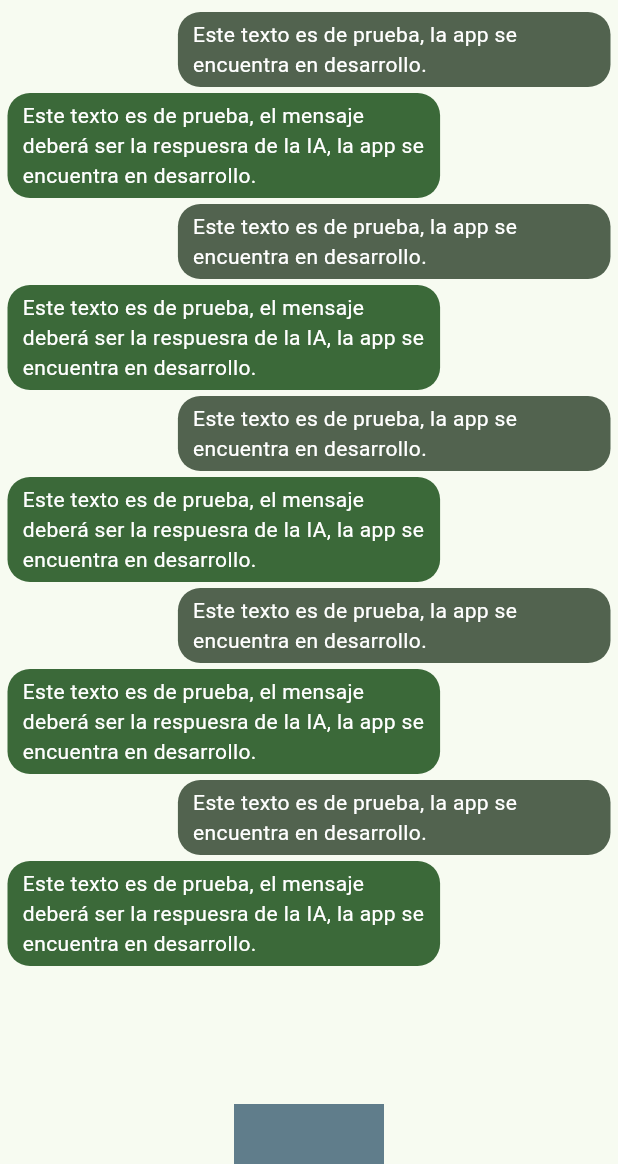
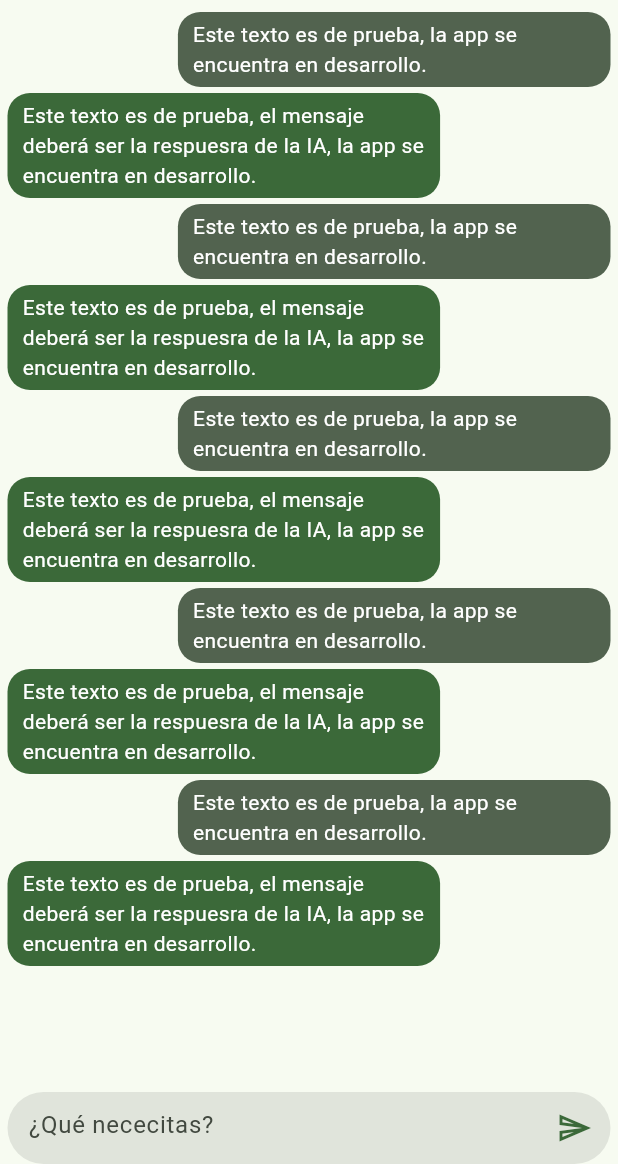
Before and after one commit to JulianBol/chatApp, a Flutter app: the screen it shows after launch, on a phone screen of 412 x 824 dp, the part 72-1236 px from its top. Run offline on Flutter 3.47's test engine with Material 3 defaults, Android fonts, the light colour scheme and no system bars; network calls fail.

Commit message:
Ready message input design

```diff
--- a/lib/screens/chat_screen.dart
+++ b/lib/screens/chat_screen.dart
@@ -1,3 +1,4 @@
+import 'package:chat_app_v1/widgets/input_message.dart';
 import 'package:chat_app_v1/widgets/messageIA.dart';
 import 'package:chat_app_v1/widgets/my_message.dart';
 import 'package:flutter/material.dart';
@@ -28,6 +29,8 @@ class ChatScreen extends StatelessWidget {
   }
 }
 
+
+
 // '_chatView' contien toda la estrucutura del cuerpo de la app. En este widget
 // se define la organización en pantalla de los mensajes y la entrada de texto (input).
 class _ChatView extends StatelessWidget {
@@ -35,11 +38,13 @@ class _ChatView extends StatelessWidget {
 
   @override
   Widget build(BuildContext context) {
-    return Padding(
+
+    return SafeArea(
+      child: Padding(
         padding: const EdgeInsets.symmetric(horizontal: 5.0),
 
-      // PENDIENTE.
         child: Column(
+
           children: [
             Expanded(
               child: ListView.builder(
@@ -52,13 +57,9 @@ class _ChatView extends StatelessWidget {
               ),
             ),
 
-          // TODO: Actualizar para poner un input de texto. Sera la caja de mensajes.
-          Container(
-            width: 100,
-            height: 40,
-            color: Colors.blueGrey,
+            InputMessage()
+          ],
         ),
-        ],
       ),
     );
   }
--- /dev/null
+++ b/lib/widgets/input_message.dart
@@ -0,0 +1,69 @@
+import 'package:flutter/material.dart';
+
+class InputMessage extends StatelessWidget {
+  const InputMessage({super.key});
+
+  @override
+  Widget build(BuildContext context) {
+
+    // 'textController' almacena un controlador de texto que asociamos a nuestreo
+    // TextFormField para tener acceso al string existente en el TextFormField.
+    final textController = TextEditingController();
+
+    // 'focusNode' almacena un controlador de estado (enfoque) que asociamos a nuestreo
+    // TextFormField para tener control sobre los estados del TextFormField y saber si
+    // está habilitado o no (focus - unfocus).
+    final focusNode = FocusNode();
+
+    // 'outlineInputBorder' almacena una instancia del estilo de borde para la caja de
+    // texto (input) de TextFormField, esta varible se asigna en 'enabledBorder' y
+    // 'focusedBorder' dentro de la clase InputDecoration.
+    final outlineInputBorder = UnderlineInputBorder(
+        borderSide: const BorderSide(color: Colors.transparent),
+        borderRadius: BorderRadius.circular(40));
+
+    // Obtiene el contexto de los colores del tema principal de la app.
+    final colors = Theme.of(context).colorScheme;
+
+    // 'inputDecoration' almacena el estilo general del input generado con TextFormField.
+    final inputDecoration = InputDecoration(
+        hintText: "¿Qué nececitas?",
+        filled: true,
+        contentPadding: const EdgeInsets.symmetric(vertical: 10, horizontal: 10),
+        enabledBorder: outlineInputBorder,
+        focusedBorder: outlineInputBorder,
+        suffixIcon: IconButton(
+          color: colors.primary,
+
+            icon: const Icon(Icons.send_outlined),
+            onPressed: () {
+              textController.clear();
+              focusNode.requestFocus();
+            }),
+    );
+
+    return Container(
+        // margin: const EdgeInsets.symmetric(vertical: 5),
+        child: TextFormField(
+            decoration: inputDecoration,
+            controller: textController,
+            focusNode: focusNode,
+            onTapOutside: (event) => focusNode.unfocus(),
+
+            // Acción que realiza el input de texto al escribir sobre él (escucha los cambios en tiempo real).
+            onChanged: (value) {
+              print(value);
+            },
+
+            // Acción que realiza el input de texto al enviar texto.
+            onFieldSubmitted: (value) {
+
+              // Después de llamar a esta función, el texto en TextFormField será la cadena vacía.
+              textController.clear();
+
+              // Solicita el foco principal, es decir, lo vuelve a enfocar (habilitar).
+              focusNode.requestFocus();
+              print(value);
+            }));
+  }
+}
```
Lines whose indentation alone changed are shown as unchanged.
